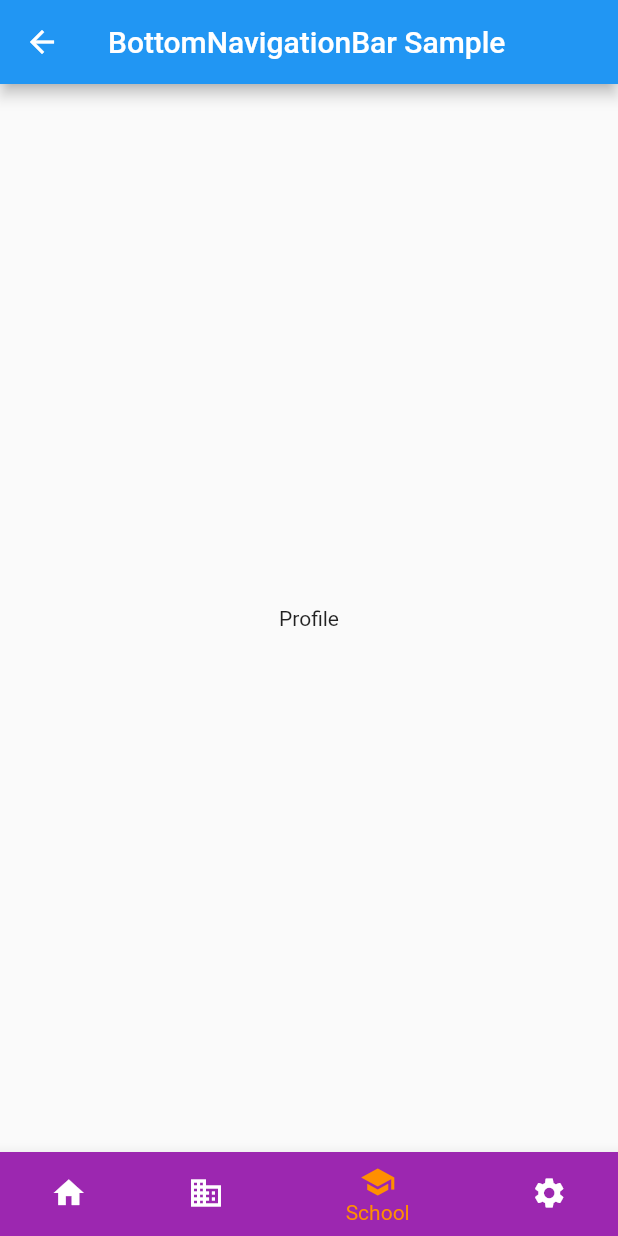
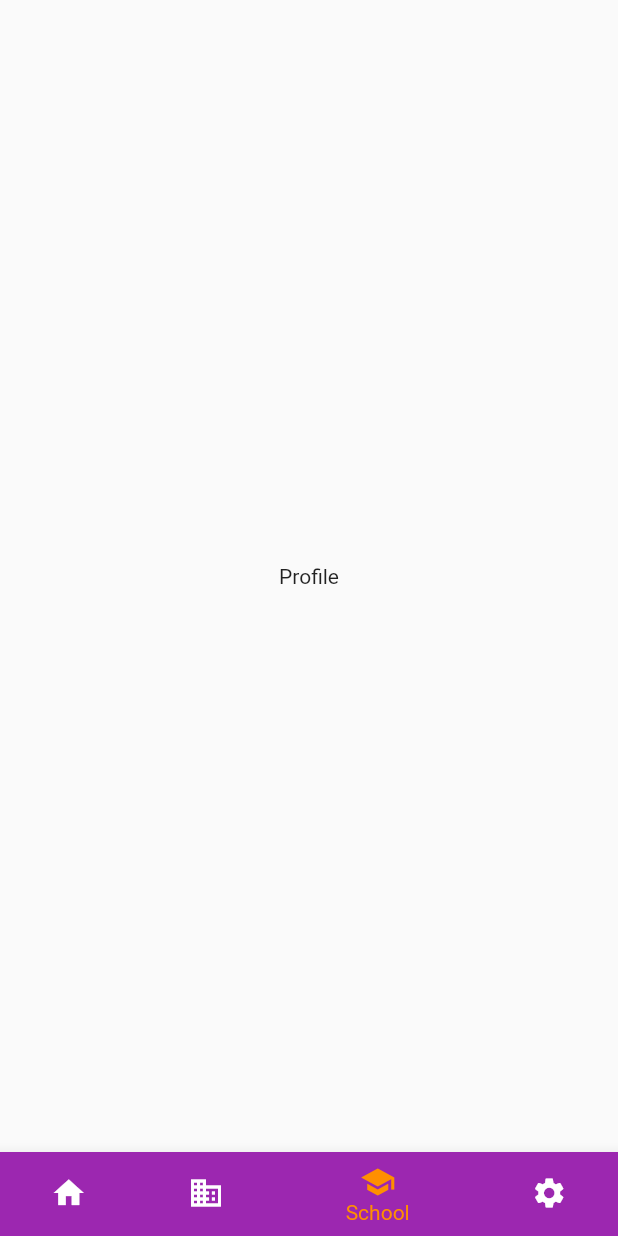
Before and after one commit to lyds214/Journey, a Flutter app: the Tabs screen opened directly, item 3 of the bottom bar chosen, on a phone screen of 412 x 824 dp. Run offline on Flutter 3.47's test engine with Material 2 defaults, Android fonts, the phone set to English and light mode, and no system bars.

Commit message:
Fixed error

```diff
--- a/journey/lib/screens/tabs.dart
+++ b/journey/lib/screens/tabs.dart
@@ -14,7 +14,7 @@ class Tabs extends StatefulWidget {
 
 class _TabsState extends State<Tabs> {
 
-  static const List<Widget> _pages = [
+  List<Widget> _pages = [
     HomeView(),
     EntryView(),
     ProfileView(),
@@ -31,9 +31,6 @@ class _TabsState extends State<Tabs> {
   @override
   Widget build(BuildContext context) {
     return Scaffold(
-      appBar: AppBar(
-        title: const Text('BottomNavigationBar Sample'),
-      ),
       body: Center(
         child: _pages.elementAt(_selectedIndex),
       ),
@@ -67,7 +64,3 @@ class _TabsState extends State<Tabs> {
     );
   }
 }
-
-
-    );
-}
```
